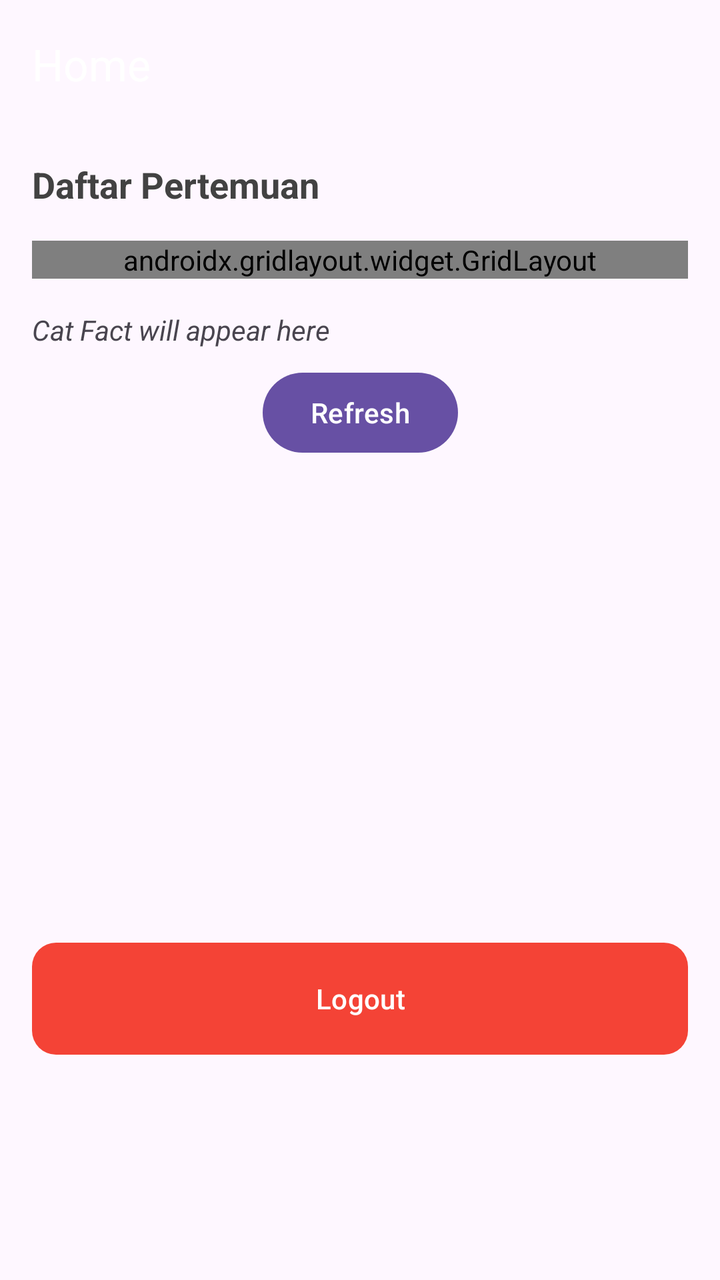
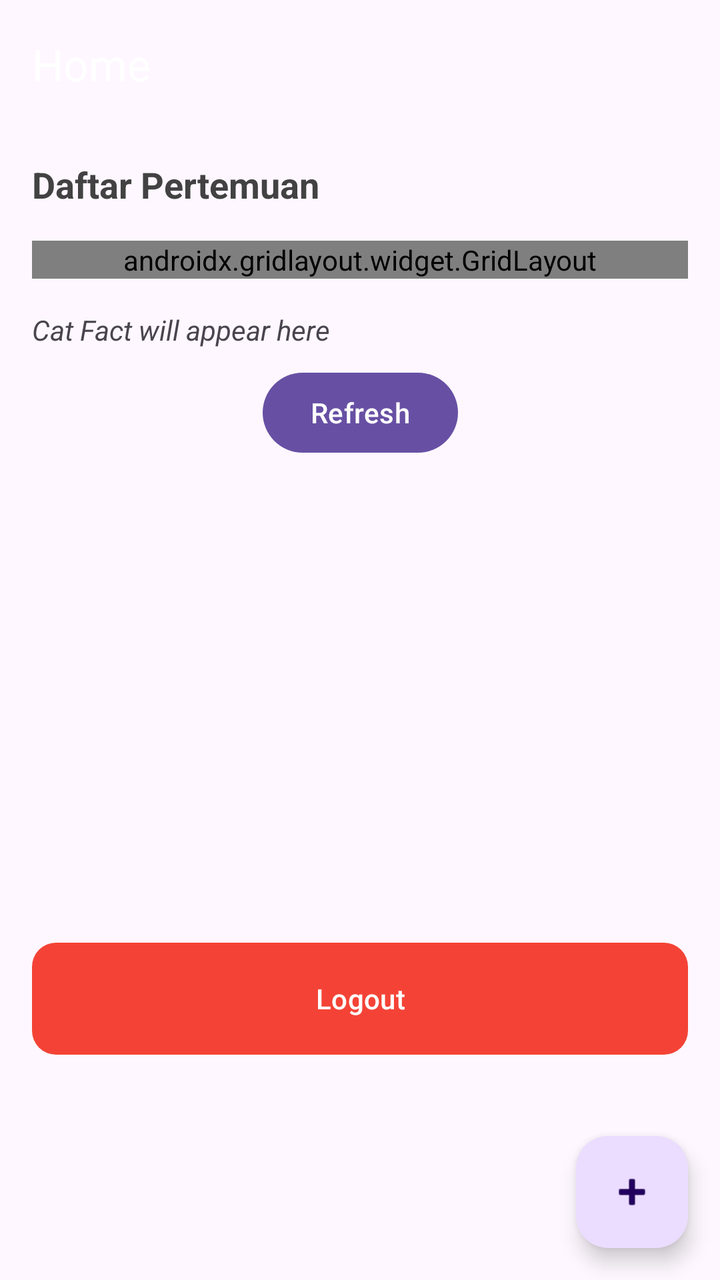

An Android layout rendered at two revisions. The XML below is the earlier revision; the diff shows what the commit changed to produce the second picture.
<!-- AndroidManifest.xml: application theme Theme.ArsyadApps -->
<!-- res/layout/fragment_home.xml -->
<?xml version="1.0" encoding="utf-8"?>
<androidx.coordinatorlayout.widget.CoordinatorLayout xmlns:android="http://schemas.android.com/apk/res/android"
    xmlns:app="http://schemas.android.com/apk/res-auto"
    xmlns:tools="http://schemas.android.com/tools"
    android:layout_width="match_parent"
    android:layout_height="match_parent"
    tools:context=".Home.HomeFragment">

    <com.google.android.material.appbar.AppBarLayout
        android:id="@+id/appBarLayout"
        android:layout_width="match_parent"
        android:layout_height="wrap_content"
        android:theme="@style/ThemeOverlay.AppCompat.Dark.ActionBar">

        <androidx.appcompat.widget.Toolbar
            android:id="@+id/toolbar"
            android:layout_width="match_parent"
            android:layout_height="?attr/actionBarSize"
            app:title="Home"
            app:titleTextColor="@android:color/white" />
    </com.google.android.material.appbar.AppBarLayout>

    
    <androidx.core.widget.NestedScrollView
        android:layout_width="match_parent"
        android:layout_height="match_parent"
        android:fillViewport="true"
        app:layout_behavior="@string/appbar_scrolling_view_behavior">

        
        <androidx.constraintlayout.widget.ConstraintLayout
            android:layout_width="match_parent"
            android:layout_height="wrap_content"
            android:padding="16dp">

            <TextView
                android:id="@+id/textView2"
                android:layout_width="wrap_content"
                android:layout_height="wrap_content"
                android:text="Daftar Pertemuan"
                android:textColor="#424242"
                android:textSize="18sp"
                android:textStyle="bold"
                app:layout_constraintStart_toStartOf="parent"
                app:layout_constraintTop_toTopOf="parent" />

            <androidx.gridlayout.widget.GridLayout
                android:id="@+id/grid_button"
                android:layout_width="match_parent"
                android:layout_height="wrap_content"
                android:layout_marginTop="16dp"
                app:columnCount="2"
                app:layout_constraintTop_toBottomOf="@id/textView2">

                <Button
                    android:id="@+id/btnPertemuan2"
                    android:layout_width="0dp"
                    android:layout_height="56dp"
                    android:layout_margin="4dp"
                    app:layout_columnWeight="1"
                    android:background="@drawable/button_bg"
                    android:text="Pertemuan 2"
                    android:textColor="#FFFFFF"
                    app:backgroundTint="@null" />

                <Button
                    android:id="@+id/btnPertemuan3"
                    android:layout_width="0dp"
                    android:layout_height="56dp"
                    android:layout_margin="4dp"
                    app:layout_columnWeight="1"
                    android:background="@drawable/button_bg"
                    android:text="Pertemuan 3"
                    android:textColor="#FFFFFF"
                    app:backgroundTint="@null" />

                <Button
                    android:id="@+id/btnPertemuan4"
                    android:layout_width="0dp"
                    android:layout_height="56dp"
                    android:layout_margin="4dp"
                    app:layout_columnWeight="1"
                    android:background="@drawable/button_bg"
                    android:text="Pertemuan 4"
                    android:textColor="#FFFFFF"
                    app:backgroundTint="@null" />

                <Button
                    android:id="@+id/btnPertemuan5"
                    android:layout_width="0dp"
                    android:layout_height="56dp"
                    android:layout_margin="4dp"
                    app:layout_columnWeight="1"
                    android:background="@drawable/button_bg"
                    android:text="Pertemuan 5"
                    android:textColor="#FFFFFF"
                    app:backgroundTint="@null" />

                <Button
                    android:id="@+id/btnPertemuan7"
                    android:layout_width="0dp"
                    android:layout_height="56dp"
                    android:layout_margin="4dp"
                    app:layout_columnWeight="1"
                    android:background="@drawable/button_bg"
                    android:text="Pertemuan 7"
                    android:textColor="#FFFFFF"
                    app:backgroundTint="@null" />

                <Button
                    android:id="@+id/btnPertemuan9"
                    android:layout_width="0dp"
                    android:layout_height="56dp"
                    android:layout_margin="4dp"
                    app:layout_columnWeight="1"
                    android:background="@drawable/button_bg"
                    android:text="Pertemuan 9"
                    android:textColor="#FFFFFF"
                    app:backgroundTint="@null" />

                <Button
                    android:id="@+id/btnPertemuan10"
                    android:layout_width="0dp"
                    android:layout_height="56dp"
                    android:layout_margin="4dp"
                    app:layout_columnWeight="1"
                    android:background="@drawable/button_bg"
                    android:text="Pertemuan 10"
                    android:textColor="#FFFFFF"
                    app:backgroundTint="@null" />

            </androidx.gridlayout.widget.GridLayout>

            <TextView
                android:id="@+id/tvCatFact"
                android:layout_width="match_parent"
                android:layout_height="wrap_content"
                android:layout_marginTop="16dp"
                android:text="Cat Fact will appear here"
                android:textStyle="italic"
                app:layout_constraintTop_toBottomOf="@id/grid_button" />

            <Button
                android:id="@+id/btnRefresh"
                android:layout_width="wrap_content"
                android:layout_height="wrap_content"
                android:layout_marginTop="8dp"
                android:text="Refresh"
                app:layout_constraintEnd_toEndOf="parent"
                app:layout_constraintStart_toStartOf="parent"
                app:layout_constraintTop_toBottomOf="@+id/tvCatFact" />

            
            <androidx.recyclerview.widget.RecyclerView
                android:id="@+id/rvGallery"
                android:layout_width="match_parent"
                android:layout_height="wrap_content"
                android:layout_marginTop="16dp"
                android:nestedScrollingEnabled="false"
                android:padding="8dp"
                app:layout_constraintBottom_toTopOf="@id/btnLogout"
                app:layout_constraintEnd_toEndOf="parent"
                app:layout_constraintStart_toStartOf="parent"
                app:layout_constraintTop_toBottomOf="@+id/btnRefresh" />

            <Button
                android:id="@+id/btnLogout"
                android:layout_width="match_parent"
                android:layout_height="56dp"
                android:layout_marginTop="16dp"
                android:background="@drawable/button_bg"
                android:text="Logout"
                android:textColor="#FFFFFF"
                app:backgroundTint="#F44336"
                app:layout_constraintBottom_toBottomOf="parent"
                app:layout_constraintTop_toBottomOf="@id/rvGallery" />

        </androidx.constraintlayout.widget.ConstraintLayout>
    </androidx.core.widget.NestedScrollView>

</androidx.coordinatorlayout.widget.CoordinatorLayout>
<!-- resources referenced by this layout -->
<resources>
  <!-- drawable button_bg (drawable) -->
  <?xml version="1.0" encoding="utf-8"?>
  <ripple xmlns:android="http://schemas.android.com/apk/res/android"
      android:color="#40FFFFFF">
      <item>
          <shape android:shape="rectangle">
              <solid android:color="#2196F3" />
              <corners android:radius="12dp" />
          </shape>
      </item>
  </ripple>
  <style name="Theme.ArsyadApps" parent="Base.Theme.ArsyadApps" />
  <style name="Base.Theme.ArsyadApps" parent="Theme.Material3.DayNight.NoActionBar">
          
          
      </style>
</resources>

<!-- the commit's change to res/layout/fragment_home.xml (unified diff, before → after) -->
@@ -20,14 +20,12 @@
             app:titleTextColor="@android:color/white" />
     </com.google.android.material.appbar.AppBarLayout>
 
-    
     <androidx.core.widget.NestedScrollView
         android:layout_width="match_parent"
         android:layout_height="match_parent"
         android:fillViewport="true"
         app:layout_behavior="@string/appbar_scrolling_view_behavior">
 
-        
         <androidx.constraintlayout.widget.ConstraintLayout
             android:layout_width="match_parent"
             android:layout_height="wrap_content"
@@ -149,10 +147,8 @@
                 app:layout_constraintEnd_toEndOf="parent"
                 app:layout_constraintStart_toStartOf="parent"
                 app:layout_constraintTop_toBottomOf="@+id/tvCatFact" />
-
-            
             <androidx.recyclerview.widget.RecyclerView
-                android:id="@+id/rvGallery"
+                android:id="@+id/rvNotes"
                 android:layout_width="match_parent"
                 android:layout_height="wrap_content"
                 android:layout_marginTop="16dp"
@@ -173,9 +169,18 @@
                 android:textColor="#FFFFFF"
                 app:backgroundTint="#F44336"
                 app:layout_constraintBottom_toBottomOf="parent"
-                app:layout_constraintTop_toBottomOf="@id/rvGallery" />
+                app:layout_constraintTop_toBottomOf="@id/rvNotes" />
 
         </androidx.constraintlayout.widget.ConstraintLayout>
     </androidx.core.widget.NestedScrollView>
 
+    <com.google.android.material.floatingactionbutton.FloatingActionButton
+        android:id="@+id/fabAddNote"
+        android:layout_width="wrap_content"
+        android:layout_height="wrap_content"
+        android:layout_gravity="bottom|end"
+        android:layout_margin="16dp"
+        android:contentDescription="Add Note"
+        app:srcCompat="@android:drawable/ic_input_add" />
+
 </androidx.coordinatorlayout.widget.CoordinatorLayout>
